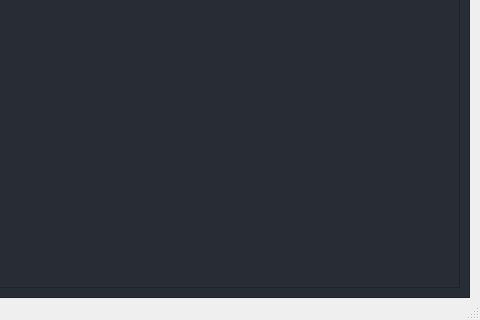
Above: ui/main.ui from Radu101199/CamControl-Controlul-Gestual-al-Dispozitivelor before the change; both pictures show x 532 to 1012 and y 418 to 738 of the 1012 by 738 pixel window. Below: the same form after it.
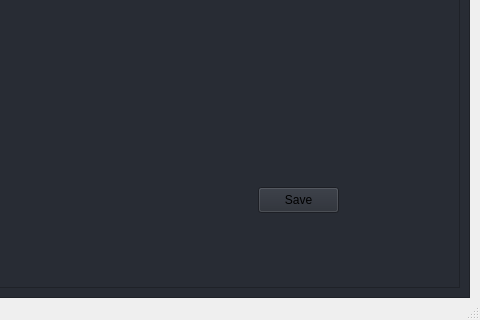
That is the form after the change. Icons and pictures are not drawn.

The edit to the form file:
```diff
--- a/ui/main.ui
+++ b/ui/main.ui
@@ -1208,6 +1208,19 @@
                      <string>Filter</string>
                     </property>
                    </widget>
+                   <widget class="QPushButton" name="btn_save">
+                    <property name="geometry">
+                     <rect>
+                      <x>690</x>
+                      <y>510</y>
+                      <width>81</width>
+                      <height>26</height>
+                     </rect>
+                    </property>
+                    <property name="text">
+                     <string>Save</string>
+                    </property>
+                   </widget>
                   </widget>
                  </widget>
                 </item>
```
